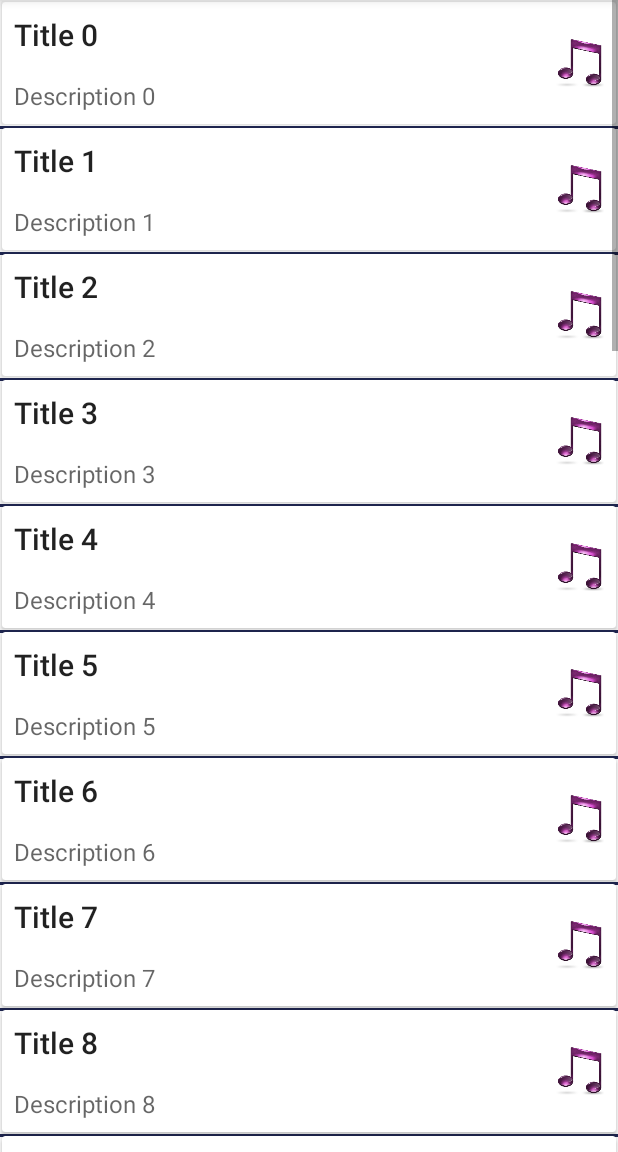
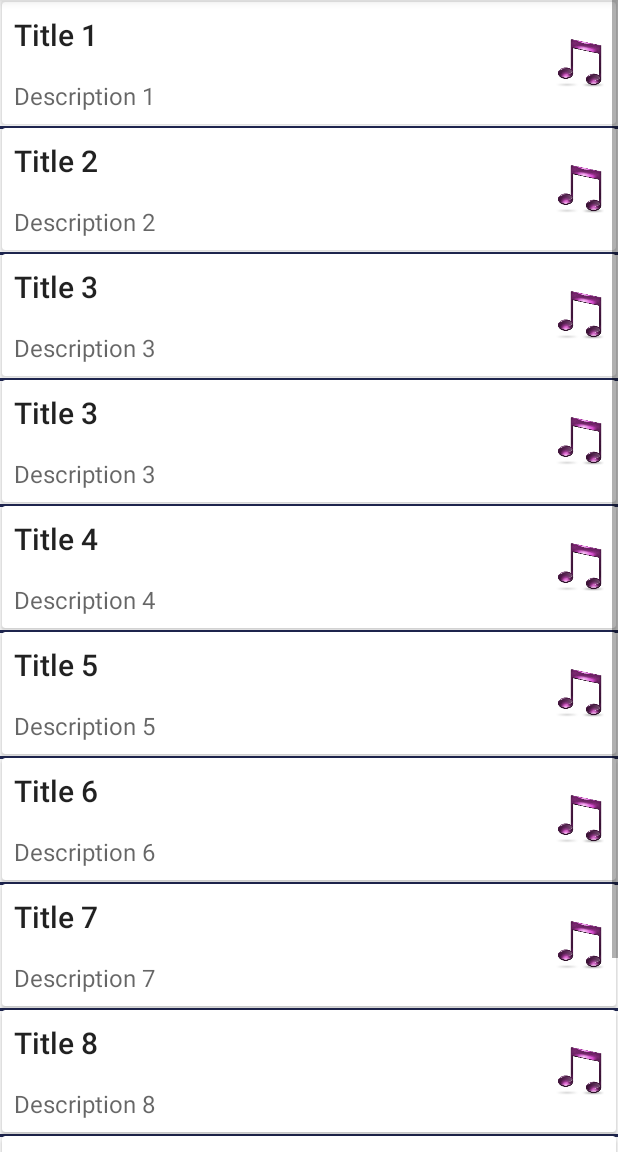
Before and after one commit to MaksimKirko/training_2017_android, an Android app: the first screen one second after launch (MainActivity), on a phone screen of 412 x 824 dp, the part 84-1236 px from its top. Run offline under Robolectric (Android 15) with nearby library versions, the phone set to English and light mode, and no system bars.

Commit message:
added JSON reader, implemented parcelable in Song class

```diff
--- a/app/build.gradle
+++ b/app/build.gradle
@@ -4,7 +4,7 @@ android {
     compileSdkVersion 25
     buildToolsVersion "25.0.1"
     defaultConfig {
-        applicationId "com.github.maximkirko.training_2017_android"
+        applicationId "com.github.maximkirko.training_2017_android_sprint2"
         minSdkVersion 15
         targetSdkVersion 25
         versionCode 1
--- /dev/null
+++ b/app/src/main/java/com/github/maximkirko/training_2017_android/JSONReader.java
@@ -0,0 +1,69 @@
+package com.github.maximkirko.training_2017_android;
+
+import android.content.Context;
+import android.util.JsonReader;
+
+import java.io.IOException;
+import java.io.InputStream;
+import java.io.InputStreamReader;
+import java.util.ArrayList;
+import java.util.List;
+
+/**
+ * Created by MadMax on 26.12.2016.
+ */
+
+public class JSONReader {
+
+    private int resourceId;
+
+    public JSONReader(int recourceId) {
+        this.resourceId = recourceId;
+    }
+
+    public List<Song> readJsonStream(Context context) throws IOException {
+
+        InputStream in = context.getResources().openRawResource(resourceId);
+        JsonReader reader = new JsonReader(new InputStreamReader(in, "UTF-8"));
+        try {
+            return readSongsArray(reader);
+        } finally {
+            reader.close();
+        }
+    }
+
+    private List<Song> readSongsArray(JsonReader reader) throws IOException {
+        List<Song> songs = new ArrayList<>();
+
+        reader.beginArray();
+        while (reader.hasNext()) {
+            songs.add(readSong(reader));
+        }
+        reader.endArray();
+        return songs;
+    }
+
+    private Song readSong(JsonReader reader) throws IOException {
+
+        String title = null;
+        String description = null;
+        String imageUrl = null;
+
+        reader.beginObject();
+        while (reader.hasNext()) {
+            String name = reader.nextName();
+            if (name.equals("title")) {
+                title = reader.nextString();
+            } else if (name.equals("description")) {
+                description = reader.nextString();
+            } else if (name.equals("imageUrl")) {
+                imageUrl = reader.nextString();
+            } else {
+                reader.skipValue();
+            }
+        }
+        reader.endObject();
+        return new Song(title, description);
+    }
+
+}
--- a/app/src/main/java/com/github/maximkirko/training_2017_android/MainActivity.java
+++ b/app/src/main/java/com/github/maximkirko/training_2017_android/MainActivity.java
@@ -7,6 +7,7 @@ import android.support.v7.widget.LinearLayoutManager;
 import android.support.v7.widget.RecyclerView;
 import android.view.View;
 
+import java.io.IOException;
 import java.util.List;
 
 public class MainActivity extends AppCompatActivity {
@@ -18,29 +19,48 @@ public class MainActivity extends AppCompatActivity {
 
     private List<Song> music;
 
+    private JSONReader jsonReader;
+
+    public static final String SONG_EXTRA = "SONG";
+    public static final int MUSIC_RESOURCE_ID = R.raw.music;
+
     public View.OnClickListener onMusicRecyclerViewClickListener = new View.OnClickListener() {
         @Override
         public void onClick(View view) {
-            int itemPosition = musicRecyclerView.getChildLayoutPosition(view);
-            Song song = music.get(itemPosition);
+
+            Song song = getSongByClick(view);
             Intent intent = new Intent(MainActivity.this, SongActivity.class);
-            //setIntentExtras(intent);
+            intent.putExtra(SONG_EXTRA, song);
             startActivity(intent);
         }
     };
+
+    private Song getSongByClick(View view) {
+        int itemPosition = musicRecyclerView.getChildLayoutPosition(view);
+        return music.get(itemPosition);
+    }
 
     @Override
     protected void onCreate(Bundle savedInstanceState) {
         super.onCreate(savedInstanceState);
         setContentView(R.layout.activity_main);
 
+        initJSONReader();
         initAdapter();
         initItemDecoration();
         initRecyclerView();
     }
 
+    private void initJSONReader() {
+        jsonReader = new JSONReader(MUSIC_RESOURCE_ID);
+    }
+
     private void initAdapter() {
-        music = Song.getSongsList();
+        try {
+            music = jsonReader.readJsonStream(this);
+        } catch (IOException e) {
+            e.printStackTrace();
+        }
         recyclerViewAdapter = new MusicRecyclerViewAdapter(music, onMusicRecyclerViewClickListener);
     }
 
--- a/app/src/main/java/com/github/maximkirko/training_2017_android/MusicRecyclerViewAdapter.java
+++ b/app/src/main/java/com/github/maximkirko/training_2017_android/MusicRecyclerViewAdapter.java
@@ -51,9 +51,13 @@ public class MusicRecyclerViewAdapter extends RecyclerView.Adapter<MusicRecycler
 
     @Override
     public void onBindViewHolder(SongViewHolder songViewHolder, int position) {
-        songViewHolder.title.setText(music.get(position).getTitle());
-        songViewHolder.description.setText(music.get(position).getDescription());
-        songViewHolder.imageView.setImageResource(music.get(position).getImageId());
+
+        Song song = music.get(position);
+        Song.validate(song);
+
+        songViewHolder.title.setText(song.getTitle());
+        songViewHolder.description.setText(song.getDescription());
+        songViewHolder.imageView.setImageResource(song.getImageId());
     }
 
     //TODO google it!
--- a/app/src/main/java/com/github/maximkirko/training_2017_android/Song.java
+++ b/app/src/main/java/com/github/maximkirko/training_2017_android/Song.java
@@ -1,4 +1,7 @@
 package com.github.maximkirko.training_2017_android;
+
+import android.os.Parcel;
+import android.os.Parcelable;
 
 import java.util.ArrayList;
 import java.util.List;
@@ -7,11 +10,31 @@ import java.util.List;
  * Created by MadMax on 25.12.2016.
  */
 
-public class Song {
+public class Song implements Parcelable {
+
+    private static final String DEFAULT_TITLE = "Unknown title";
+    private static final String DEFAULT_DESCRIPTION = "Unknown description";
+    private static final int DEFAULT_IMAGE_ID = R.drawable.rv_item_image_default;
+
 
     private String title;
     private String description;
     private int imageId;
+
+    public Song() {
+
+    }
+
+    public Song(String title, String description) {
+        this.title = title;
+        this.description = description;
+    }
+
+    protected Song(Parcel in) {
+        title = in.readString();
+        description = in.readString();
+        imageId = in.readInt();
+    }
 
     public String getTitle() {
         return title;
@@ -46,6 +69,18 @@ public class Song {
                 '}';
     }
 
+    public static void validate(Song song) {
+        if(song.getTitle() == null) {
+            song.setTitle(DEFAULT_TITLE);
+        }
+        if(song.getDescription() == null) {
+            song.setDescription(DEFAULT_DESCRIPTION);
+        }
+        if(song.getImageId() == 0) {
+            song.setImageId(DEFAULT_IMAGE_ID);
+        }
+    }
+
     public static List<Song> getSongsList() {
 
         List<Song> songs = new ArrayList<>();
@@ -61,4 +96,28 @@ public class Song {
         return songs;
     }
 
+    @Override
+    public void writeToParcel(Parcel dest, int flags) {
+        dest.writeString(title);
+        dest.writeString(description);
+        dest.writeInt(imageId);
+    }
+
+    @Override
+    public int describeContents() {
+        return 0;
+    }
+
+    public static final Creator<Song> CREATOR = new Creator<Song>() {
+        @Override
+        public Song createFromParcel(Parcel in) {
+            return new Song(in);
+        }
+
+        @Override
+        public Song[] newArray(int size) {
+            return new Song[size];
+        }
+    };
+
 }
--- a/app/src/main/res/layout/song_activity.xml
+++ b/app/src/main/res/layout/song_activity.xml
@@ -22,7 +22,7 @@
         android:text="Description" />
 
     <ImageView
-        android:id="@+id/item_image"
+        android:id="@+id/song_activity_image"
         android:layout_width="@dimen/song_activity_image_height"
         android:layout_height="@dimen/song_activity_image_width"
         android:layout_margin="@dimen/music_recycler_view_item_image_margin"
```
Also changed, not shown: app/src/main/java/com/github/maximkirko/training_2017_android/SongActivity.java (+24 -0 lines), app/src/main/res/raw/music.json (added, +57 -0 lines).
